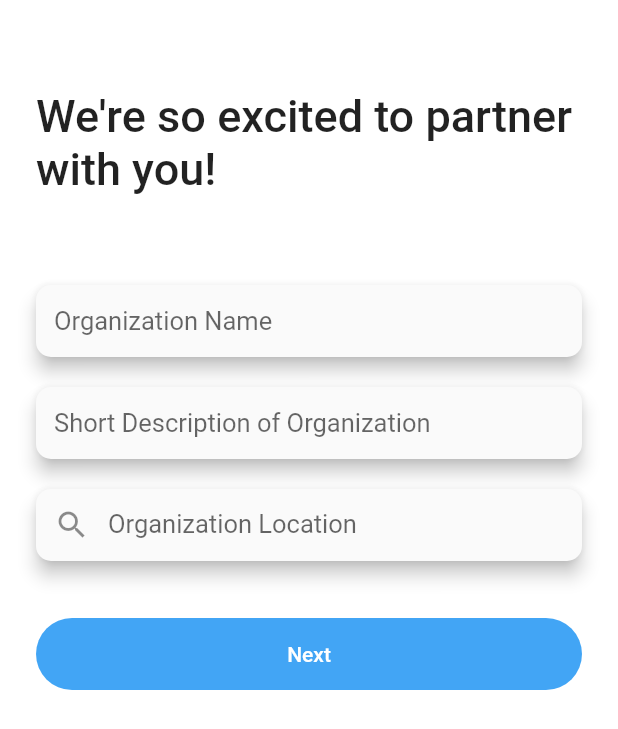
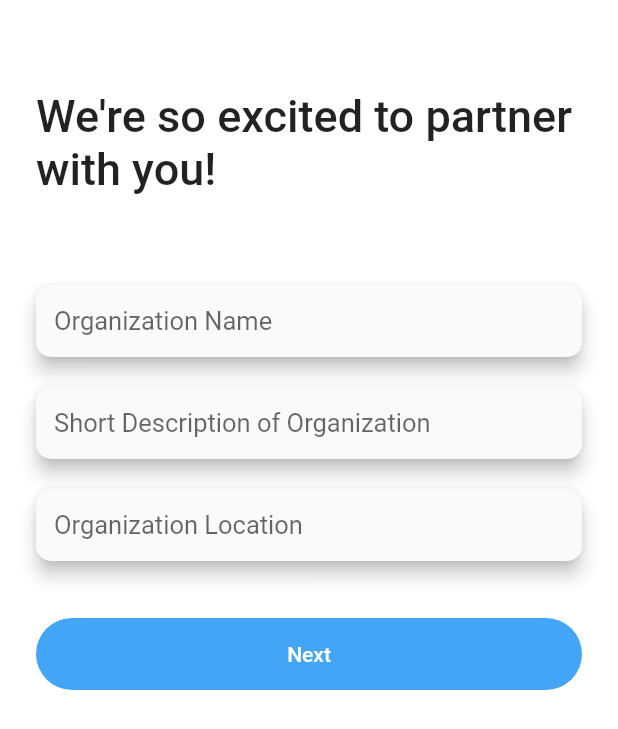
Before and after one commit to Shelter-Connect/phase1, a Flutter app: the OrganizationSignUpExtended screen opened by its route, on a phone screen of 412 x 824 dp. Shown: the top 729 px of the screen. Run offline on Flutter 3.47's test engine with Material 2 defaults, Android fonts, the light colour scheme and no system bars.

Commit message:
Continue consolidation

```diff
--- a/lib/components/floating_text_field.dart
+++ b/lib/components/floating_text_field.dart
@@ -26,29 +26,3 @@ class FloatingTextField extends StatelessWidget {
     );
   }
 }
-
-class FloatingTextFieldWithSearch extends StatelessWidget {
-  final String hintText;
-  final Function onChanged;
-
-  FloatingTextFieldWithSearch({this.hintText, this.onChanged});
-
-  @override
-  Widget build(BuildContext context) {
-    return Material(
-      elevation: 5,
-      borderRadius: BorderRadius.circular(10),
-      child: TextField(
-        onChanged: onChanged,
-        maxLines: 1,
-        decoration: InputDecoration(
-          contentPadding: EdgeInsets.symmetric(horizontal: 20.0, vertical: 13.0),
-          hintText: hintText,
-          hintStyle: TextStyle(fontSize: 17),
-          prefixIcon: Icon(Icons.search),
-          border: InputBorder.none,
-        ),
-      ),
-    );
-  }
-}
--- a/lib/pages/organization_sign_up_extended_page.dart
+++ b/lib/pages/organization_sign_up_extended_page.dart
@@ -44,7 +44,7 @@ class _OrganizationSignUpExtendedState
                 hintText: 'Short Description of Organization',
               ),
               SizedBox(height: 20),
-              FloatingTextFieldWithSearch(
+              FloatingTextField(
                 hintText: 'Organization Location',
                 onChanged: (val) {
                   //TODO: Update Organization Location Variable, have autocomplete feature to make it easy to find exact shelter location.
```
